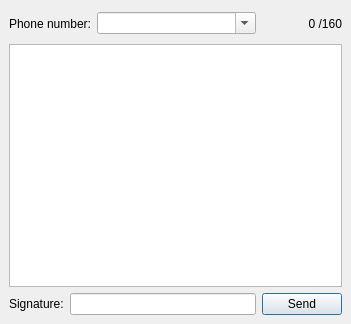
Qt form wengophone/src/presentation/qt/webservices/sms/SmsWindow.ui (tkrotoff/WengoPhone) before a commit.
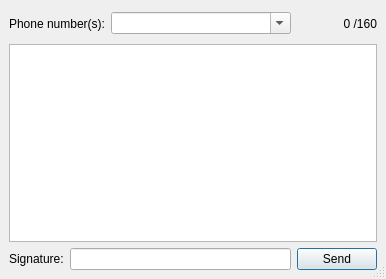
The same form after that commit. Icons and pictures are not drawn.

Patch:
```diff
--- a/wengophone/src/presentation/qt/webservices/sms/SmsWindow.ui
+++ b/wengophone/src/presentation/qt/webservices/sms/SmsWindow.ui
@@ -8,13 +8,16 @@
    <rect>
     <x>0</x>
     <y>0</y>
-    <width>351</width>
-    <height>324</height>
+    <width>386</width>
+    <height>279</height>
    </rect>
   </property>
   <property name="windowTitle" >
    <string>WengoPhone - SMS</string>
   </property>
+  <property name="sizeGripEnabled" >
+   <bool>true</bool>
+  </property>
   <layout class="QGridLayout" >
    <property name="margin" >
     <number>9</number>
@@ -116,7 +119,7 @@
       </sizepolicy>
      </property>
      <property name="text" >
-      <string>Phone number:</string>
+      <string>Phone number(s):</string>
      </property>
     </widget>
    </item>
```
Left out of the diff: 2 changed lines with no effect on the pictures.
